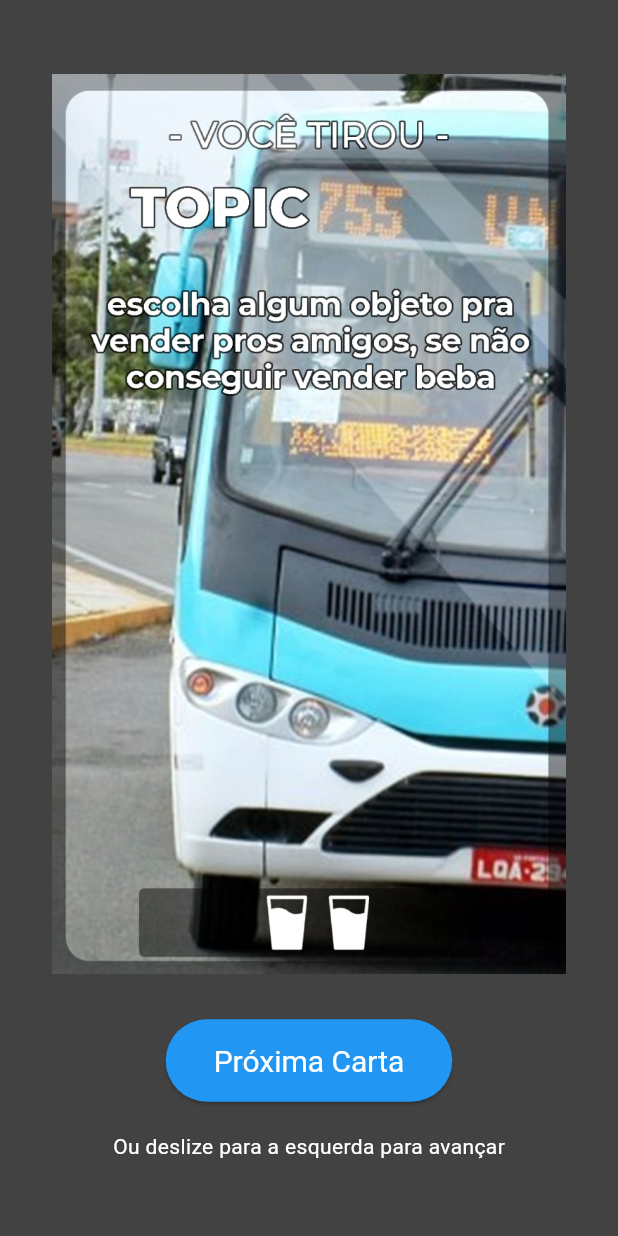
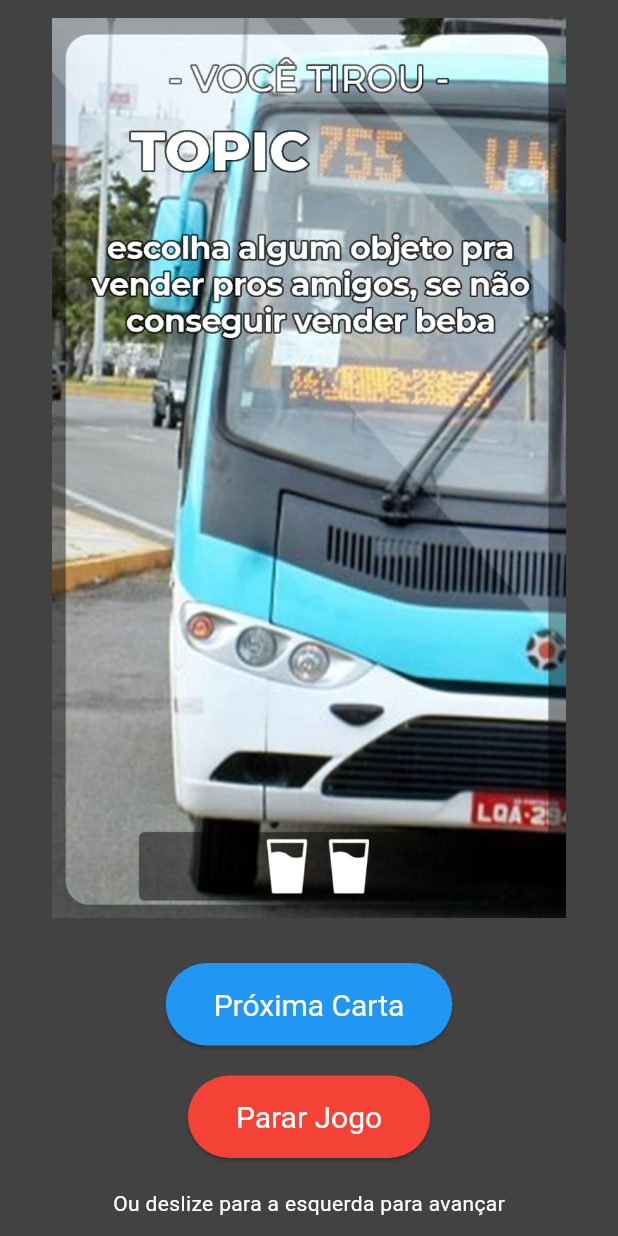
Before and after one commit to nenicolle/Bebaralho_Cearense, a Flutter app: the screen it shows after launch, after a tap on "Iniciar Jogo", after a tap on "Entendi, vamos jogar!", after a tap on "Próxima Carta", on a phone screen of 412 x 824 dp. Run offline on Flutter 3.47's test engine with Material 3 defaults, Android fonts, the phone set to English and light mode, and no system bars.

Commit message:
adicionando feature de selecionar quais cartas quero usar

```diff
--- a/lib/features/sorteador/controller/sorteador_controller.dart
+++ b/lib/features/sorteador/controller/sorteador_controller.dart
@@ -1,16 +1,39 @@
+// lib/features/sorteador/controller/sorteador_controller.dart
 class SorteadorController {
   final List<String> cartas = List.generate(82, (i) => 'assets/${i + 1}.jpg');
   late List<String> cartasEmbaralhadas;
   int cartaAtualIndex = 0;
+  List<String> selectedCards = [];
+
+  SorteadorController() {
+    selectedCards = List.from(cartas); // Initialize with all cards
+    embaralharCartas();
+  }
+
+  List<String> getAllCards() {
+    return List.from(cartas);
+  }
+
+  void updateSelectedCards(List<String> chosenCards) {
+    selectedCards = List.from(chosenCards);
+    if (selectedCards.isEmpty) {
+      selectedCards = List.from(
+        cartas,
+      ); // Fallback to all cards if none selected
+    }
+    embaralharCartas();
+  }
 
   void embaralharCartas() {
-    cartasEmbaralhadas = List.from(cartas)..shuffle();
+    cartasEmbaralhadas = List.from(selectedCards)..shuffle();
     cartaAtualIndex = 0;
   }
 
   void proximaCarta() {
     cartaAtualIndex++;
-    if (cartaAtualIndex >= cartasEmbaralhadas.length) embaralharCartas();
+    if (cartaAtualIndex >= cartasEmbaralhadas.length) {
+      embaralharCartas();
+    }
   }
 
   String get cartaAtual => cartasEmbaralhadas[cartaAtualIndex];
--- /dev/null
+++ b/lib/features/sorteador/controller/sorteador_provider.dart
@@ -0,0 +1,14 @@
+// lib/features/sorteador/controller/sorteador_provider.dart
+import 'package:flutter/material.dart';
+import 'sorteador_controller.dart';
+
+class SorteadorProvider extends ChangeNotifier {
+  final SorteadorController _controller = SorteadorController();
+
+  SorteadorController get controller => _controller;
+
+  void updateSelectedCards(List<String> chosenCards) {
+    _controller.updateSelectedCards(chosenCards);
+    notifyListeners();
+  }
+}
--- a/lib/features/sorteador/presentation/pages/sorteador_page.dart
+++ b/lib/features/sorteador/presentation/pages/sorteador_page.dart
@@ -1,7 +1,9 @@
+// lib/features/sorteador/presentation/pages/sorteador_page.dart
 import 'package:flutter/material.dart';
+import 'package:provider/provider.dart';
+import '../../controller/sorteador_provider.dart';
 import '../widgets/carta_widget.dart';
 import 'tela_inicial_page.dart';
-import '../../controller/sorteador_controller.dart';
 
 class SorteadorPage extends StatefulWidget {
   const SorteadorPage({super.key});
@@ -11,23 +13,16 @@ class SorteadorPage extends StatefulWidget {
 }
 
 class _SorteadorPageState extends State<SorteadorPage> {
-  final controller = SorteadorController();
-
-  @override
-  void initState() {
-    super.initState();
-    controller.embaralharCartas();
-  }
-
-  void proximaCarta() {
-    setState(() => controller.proximaCarta());
-  }
-
   @override
   Widget build(BuildContext context) {
+    final controller = Provider.of<SorteadorProvider>(context).controller;
+
+    void proximaCarta() {
+      setState(() => controller.proximaCarta());
+    }
+
     return Scaffold(
       backgroundColor: const Color(0xFF424242),
-
       body: GestureDetector(
         onHorizontalDragEnd: (details) {
           if (details.primaryVelocity! < 0) proximaCarta();
@@ -52,6 +47,26 @@ class _SorteadorPageState extends State<SorteadorPage> {
                 child: const Text('Próxima Carta'),
               ),
               const SizedBox(height: 20),
+              ElevatedButton(
+                onPressed: () {
+                  Navigator.pushAndRemoveUntil(
+                    context,
+                    MaterialPageRoute(builder: (_) => const TelaInicialPage()),
+                    (route) => false,
+                  );
+                },
+                style: ElevatedButton.styleFrom(
+                  backgroundColor: Colors.red,
+                  foregroundColor: Colors.white,
+                  padding: const EdgeInsets.symmetric(
+                    horizontal: 32,
+                    vertical: 16,
+                  ),
+                  textStyle: const TextStyle(fontSize: 20),
+                ),
+                child: const Text('Parar Jogo'),
+              ),
+              const SizedBox(height: 20),
               const Text(
                 'Ou deslize para a esquerda para avançar',
                 style: TextStyle(color: Colors.white),
--- a/lib/features/sorteador/presentation/pages/tela_inicial_page.dart
+++ b/lib/features/sorteador/presentation/pages/tela_inicial_page.dart
@@ -1,6 +1,6 @@
+import 'package:estudos/features/sorteador/presentation/pages/deck_selection_page.dart';
 import 'package:estudos/features/sorteador/presentation/pages/rules.dart';
 import 'package:flutter/material.dart';
-import 'sorteador_page.dart';
 
 class TelaInicialPage extends StatelessWidget {
   const TelaInicialPage({super.key});
@@ -20,6 +20,24 @@ class TelaInicialPage extends StatelessWidget {
               fit: BoxFit.contain,
             ),
             const SizedBox(height: 30),
+            ElevatedButton(
+              onPressed: () {
+                Navigator.of(context).push(
+                  MaterialPageRoute(builder: (_) => const DeckSelectionPage()),
+                );
+              },
+              style: ElevatedButton.styleFrom(
+                backgroundColor: Colors.blue,
+                foregroundColor: Colors.white,
+                padding: const EdgeInsets.symmetric(
+                  horizontal: 40,
+                  vertical: 10,
+                ),
+                textStyle: const TextStyle(fontSize: 24),
+              ),
+              child: const Text('Selecionar Baralho'),
+            ),
+            const SizedBox(height: 20),
             ElevatedButton(
               onPressed: () {
                 Navigator.of(context).pushReplacement(
--- a/lib/main.dart
+++ b/lib/main.dart
@@ -1,9 +1,16 @@
 import 'package:flutter/material.dart';
+import 'package:provider/provider.dart';
+import './features/sorteador/controller/sorteador_provider.dart';
 import 'core/theme/theme.dart';
 import 'features/sorteador/presentation/pages/tela_inicial_page.dart';
 
 void main() {
-  runApp(const MyApp());
+  runApp(
+    ChangeNotifierProvider(
+      create: (_) => SorteadorProvider(),
+      child: const MyApp(),
+    ),
+  );
 }
 
 class MyApp extends StatelessWidget {
--- a/pubspec.yaml
+++ b/pubspec.yaml
@@ -11,7 +11,7 @@ environment:
 dependencies:
   flutter:
     sdk: flutter
-
+  provider: ^6.1.2
   cupertino_icons: ^1.0.8
 
 dev_dependencies:
```
Also changed, not shown: lib/features/sorteador/presentation/pages/deck_selection_page.dart (added, +104 -0 lines), pubspec.lock.
